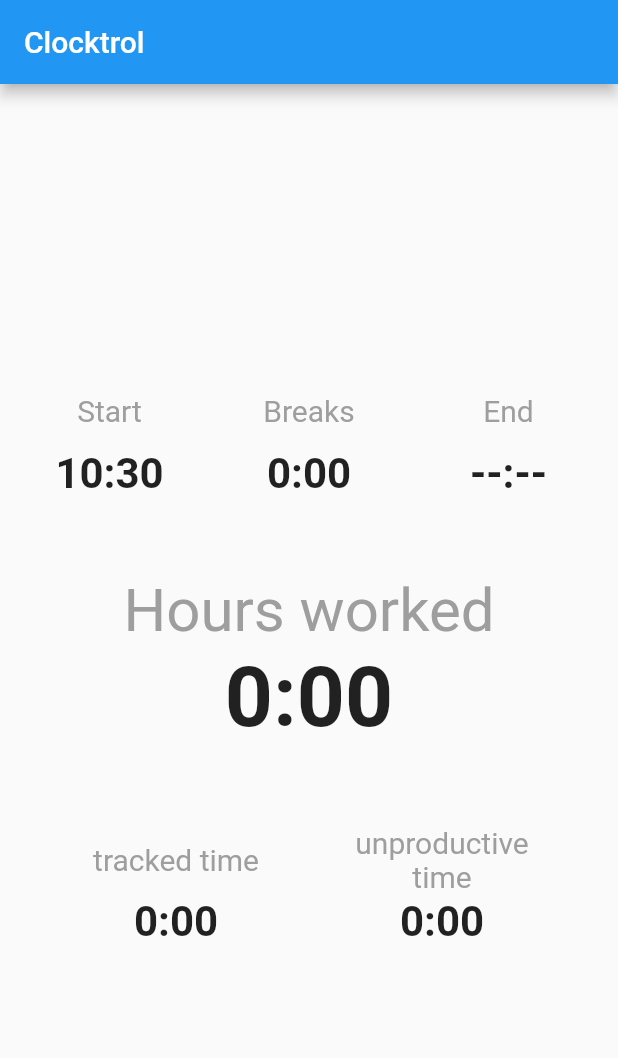
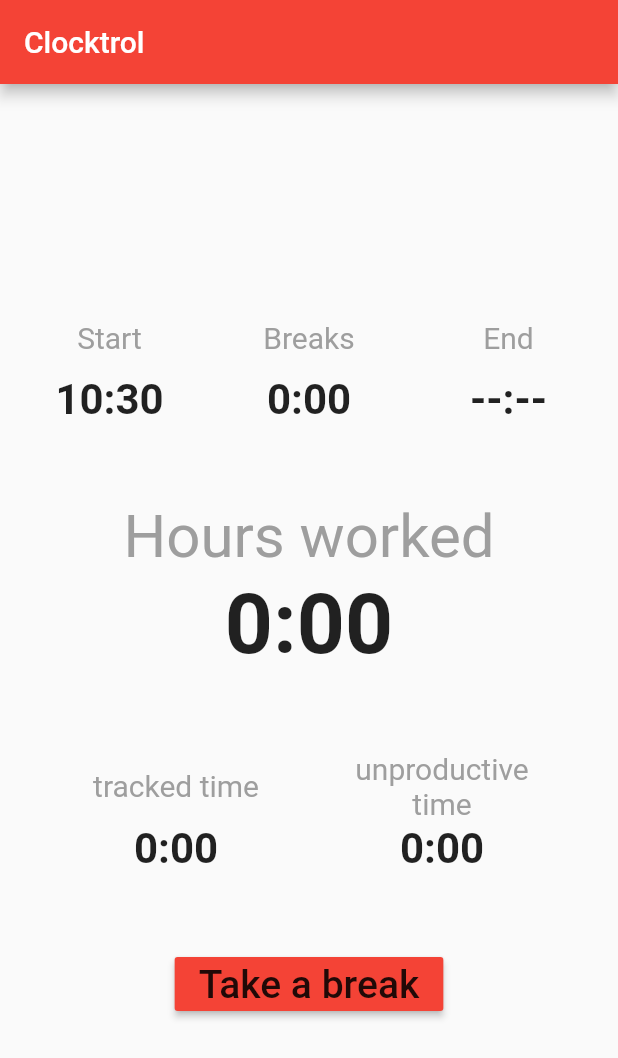
Before and after one commit to pachisi456/clocktrol, a Flutter app: the screen it shows after launch, after a tap on "Start workday now", on a phone screen of 412 x 824 dp. Shown: the top 1058 px of the screen. Run offline on Flutter 3.47's test engine with Material 2 defaults, Android fonts, the phone set to English and light mode, and no system bars.

Commit message:
Add breaks logic

```diff
--- a/lib/main.dart
+++ b/lib/main.dart
@@ -9,7 +9,7 @@ class MyApp extends StatelessWidget {
     return MaterialApp(
       title: 'Flutter Demo',
       theme: ThemeData(
-        primarySwatch: Colors.blue,
+        primarySwatch: Colors.red,
       ),
       home: TrackPage(),
     );
--- a/lib/track-page.dart
+++ b/lib/track-page.dart
@@ -32,9 +32,10 @@ class _TrackPageState extends State<TrackPage> {
     }
   }
 
-  // TODO Probably outsource to its own page/screen.
   Widget _buildPristine() {
-    return Column(mainAxisAlignment: MainAxisAlignment.spaceEvenly, children: [
+    return Column(
+      mainAxisAlignment: MainAxisAlignment.spaceEvenly,
+      children: <Widget>[
         Padding(
           padding: EdgeInsets.symmetric(horizontal: 4),
           child: Text(
@@ -54,7 +55,8 @@ class _TrackPageState extends State<TrackPage> {
             style: TextStyle(fontSize: 26),
           ),
         ),
-    ]);
+      ],
+    );
   }
 
   Widget _buildStarted() {
@@ -74,8 +76,20 @@ class _TrackPageState extends State<TrackPage> {
             TimeDisplay('tracked time', _workday.trackedTime),
             TimeDisplay('unproductive time', _workday.unproductiveTime)
           ]),
+          SizedBox(height: 50),
+          RaisedButton(
+            onPressed: () {
+              _stopOrContinueWorkday();
+            },
+            color: Colors.red,
+            child: Text(
+              _workday.isPausedOrEnded ? 'Continue working' : 'Take a break',
+              style: TextStyle(fontSize: 26),
+            ),
+          ),
         ],
-    ));
+      ),
+    );
   }
 
   Widget _timeDisplayRow(List<TimeDisplay> children) {
@@ -92,4 +106,17 @@ class _TrackPageState extends State<TrackPage> {
     });
     Timer.periodic(Duration(minutes: 1), (Timer t) => setState(() {}));
   }
+
+  void _stopOrContinueWorkday() {
+    setState(() {
+      if (!_workday.isPausedOrEnded) {
+        // Assume workday is ended.
+        _workday.end = DateTime.now();
+      } else {
+        // Add break, from end to now and reset end.
+        _workday.breaks.add(Break(_workday.end, DateTime.now()));
+        _workday.end = null;
       }
+    });
+  }
+}
--- a/lib/workday.dart
+++ b/lib/workday.dart
@@ -1,6 +1,6 @@
 class Workday {
   DateTime start, end;
-  List<Break> breaks;
+  List<Break> breaks = [];
   Duration trackedTime = Duration();
 
   Workday(this.start);
@@ -14,21 +14,23 @@ class Workday {
 
   Duration get totalBreaksDuration {
     var duration = Duration();
-    if (breaks == null || breaks.length == 0) {
+    if (breaks.length == 0) {
       return duration;
     }
-    breaks.map((Break brk) => duration += brk.duration);
+    breaks.forEach((Break brk) => duration += brk.duration);
     return duration;
   }
 
   Duration get workedTime => totalWorkdayDuration - totalBreaksDuration;
-  Duration get unproductiveTime => trackedTime == null ? workedTime : workedTime - trackedTime;
+  Duration get unproductiveTime =>
+      trackedTime == null ? workedTime : workedTime - trackedTime;
+  bool get isPausedOrEnded => end == null ? false : true;
 }
 
 class Break {
   DateTime start, end;
 
-  Break(this.start);
+  Break(this.start, this.end);
 
   Duration get duration => end.difference(start);
 }
```
Lines whose indentation alone changed are shown as unchanged.
